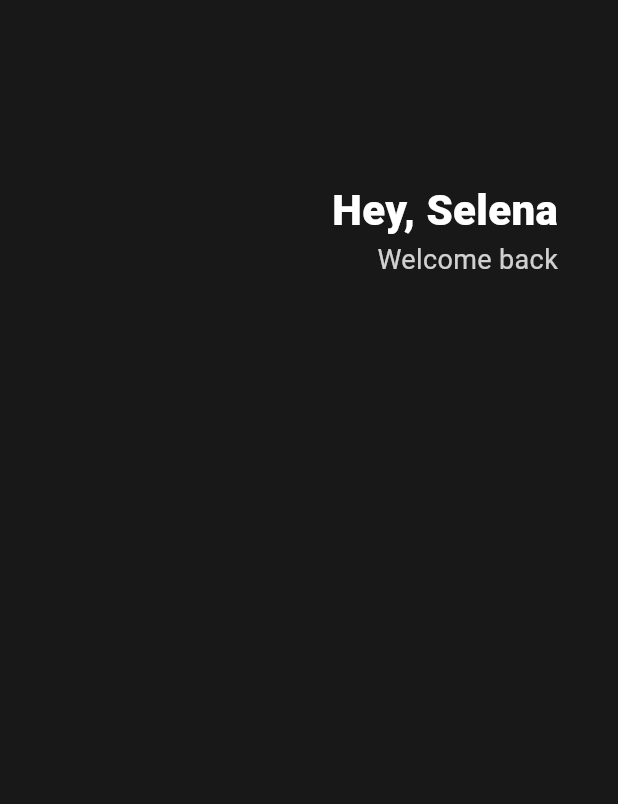
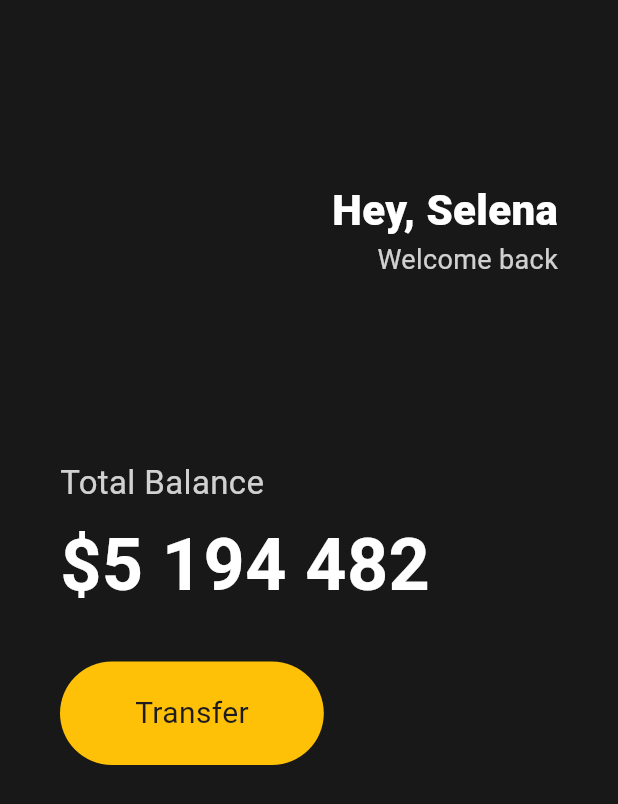
Before and after one commit to jaychang99/flutter-webtoon, a Flutter app: the screen it shows after launch, on a phone screen of 412 x 824 dp. Shown: the top 804 px of the screen. Run offline on Flutter 3.47's test engine with Material 3 defaults, Android fonts, the phone set to English and light mode, and no system bars.

Commit message:
feat(3.2): Total Balance 부분과 Transfer 부분 개발

```diff
--- a/lib/main.dart
+++ b/lib/main.dart
@@ -13,6 +13,7 @@ class App extends StatelessWidget {
         body: Padding(
           padding: EdgeInsets.all(40),
           child: Column(
+            crossAxisAlignment: CrossAxisAlignment.start,
             children: [
               SizedBox(height: 80),
               Row(
@@ -38,6 +39,52 @@ class App extends StatelessWidget {
                     ],
                   )
                 ],
+              ),
+              SizedBox(
+                height: 120,
+              ),
+              Text(
+                'Total Balance',
+                style: TextStyle(
+                  color: Colors.white.withOpacity(0.8),
+                  fontSize: 22,
+                ),
+              ),
+              SizedBox(
+                height: 5,
+              ),
+              Text(
+                '\$5 194 482',
+                style: TextStyle(
+                  color: Colors.white,
+                  fontSize: 48,
+                  fontWeight: FontWeight.w600,
+                ),
+              ),
+              SizedBox(
+                height: 30,
+              ),
+              Row(
+                children: [
+                  Container(
+                    decoration: BoxDecoration(
+                      color: Colors.amber,
+                      borderRadius: BorderRadius.circular(45),
+                    ),
+                    child: Padding(
+                      padding: const EdgeInsets.symmetric(
+                        horizontal: 50,
+                        vertical: 20,
+                      ),
+                      child: Text(
+                        'Transfer',
+                        style: TextStyle(
+                          fontSize: 20,
+                        ),
+                      ),
+                    ),
+                  ),
+                ],
               )
             ],
           ),
```
